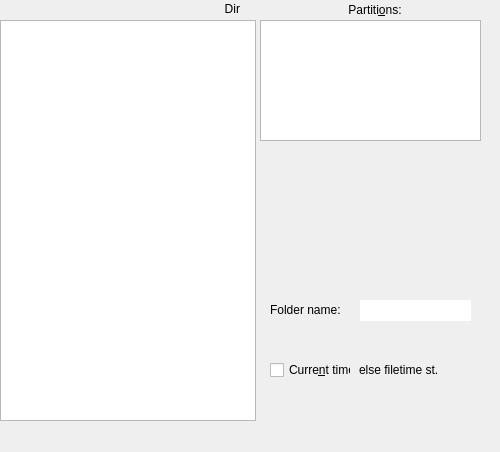
frankheisig71/drimg, file gemddlg.ui: the form before one commit.
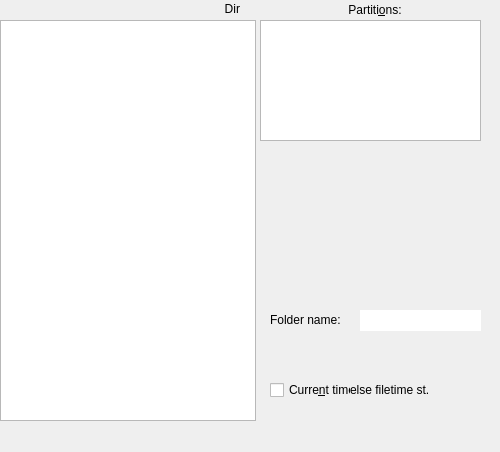
The form after the commit. Icons and pictures are not drawn.

```diff
--- a/gemddlg.ui
+++ b/gemddlg.ui
@@ -32,10 +32,10 @@
   <widget class="QLabel" name="errti">
    <property name="geometry">
     <rect>
-     <x>400</x>
-     <y>290</y>
-     <width>71</width>
-     <height>17</height>
+     <x>270</x>
+     <y>330</y>
+     <width>211</width>
+     <height>20</height>
     </rect>
    </property>
    <property name="text">
@@ -49,7 +49,7 @@
    <property name="geometry">
     <rect>
      <x>270</x>
-     <y>300</y>
+     <y>310</y>
      <width>86</width>
      <height>20</height>
     </rect>
@@ -65,8 +65,8 @@
    <property name="geometry">
     <rect>
      <x>360</x>
-     <y>300</y>
-     <width>111</width>
+     <y>310</y>
+     <width>121</width>
      <height>21</height>
     </rect>
    </property>
@@ -81,7 +81,7 @@
    <property name="geometry">
     <rect>
      <x>270</x>
-     <y>330</y>
+     <y>350</y>
      <width>211</width>
      <height>20</height>
     </rect>
@@ -96,8 +96,8 @@
   <widget class="QLabel" name="textLabel1_2">
    <property name="geometry">
     <rect>
-     <x>359</x>
-     <y>360</y>
+     <x>350</x>
+     <y>380</y>
      <width>121</width>
      <height>20</height>
     </rect>
@@ -113,7 +113,7 @@
    <property name="geometry">
     <rect>
      <x>270</x>
-     <y>360</y>
+     <y>380</y>
      <width>81</width>
      <height>20</height>
     </rect>
@@ -182,9 +182,9 @@
   <widget class="QLabel" name="partinfLab">
    <property name="geometry">
     <rect>
-     <x>270</x>
+     <x>260</x>
      <y>140</y>
-     <width>210</width>
+     <width>221</width>
      <height>20</height>
     </rect>
    </property>
@@ -199,7 +199,7 @@
    <property name="geometry">
     <rect>
      <x>270</x>
-     <y>220</y>
+     <y>230</y>
      <width>64</width>
      <height>64</height>
     </rect>
@@ -228,7 +228,7 @@
    <property name="geometry">
     <rect>
      <x>270</x>
-     <y>150</y>
+     <y>160</y>
      <width>64</width>
      <height>64</height>
     </rect>
@@ -276,8 +276,8 @@
   <widget class="QPushButton" name="DeleteFiles">
    <property name="geometry">
     <rect>
-     <x>410</x>
-     <y>220</y>
+     <x>420</x>
+     <y>230</y>
      <width>64</width>
      <height>64</height>
     </rect>
@@ -308,8 +308,8 @@
   <widget class="QPushButton" name="setddP">
    <property name="geometry">
     <rect>
-     <x>410</x>
-     <y>150</y>
+     <x>420</x>
+     <y>160</y>
      <width>64</width>
      <height>64</height>
     </rect>
@@ -362,7 +362,7 @@
    <property name="geometry">
     <rect>
      <x>340</x>
-     <y>220</y>
+     <y>230</y>
      <width>64</width>
      <height>64</height>
     </rect>
@@ -394,7 +394,7 @@
    <property name="geometry">
     <rect>
      <x>340</x>
-     <y>150</y>
+     <y>160</y>
      <width>64</width>
      <height>64</height>
     </rect>
@@ -426,7 +426,7 @@
    <property name="geometry">
     <rect>
      <x>270</x>
-     <y>400</y>
+     <y>410</y>
      <width>64</width>
      <height>32</height>
     </rect>
@@ -451,8 +451,8 @@
   <widget class="QPushButton" name="quitP">
    <property name="geometry">
     <rect>
-     <x>420</x>
-     <y>390</y>
+     <x>440</x>
+     <y>400</y>
      <width>48</width>
      <height>48</height>
     </rect>
```
Left out of the diff: 3 changed lines with no effect on the pictures.
